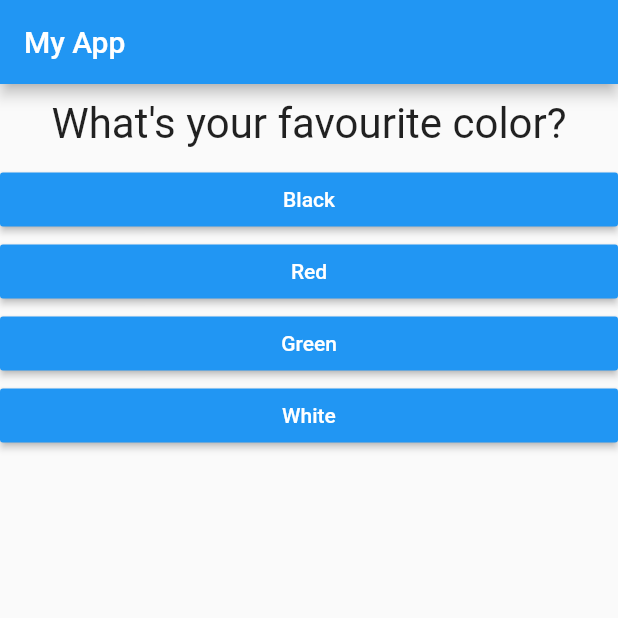
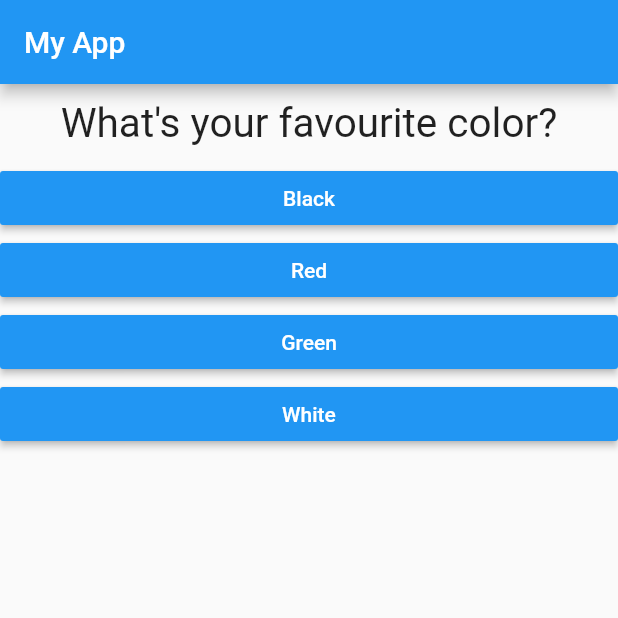
Before and after one commit to ANIK-DATTA/flutter-basic-quiz-app, a Flutter app: the screen it shows after launch, on a phone screen of 412 x 824 dp, the top half of it. Run offline on Flutter 3.47's test engine with Material 2 defaults, Android fonts, the phone set to English and light mode, and no system bars.

```diff
--- a/lib/question.dart
+++ b/lib/question.dart
@@ -12,7 +12,7 @@ class Question extends StatelessWidget {
       margin: EdgeInsets.all(10),
       child: Text(
         questionText,
-        style: TextStyle(fontSize: 28),
+        style: TextStyle(fontSize: 27),
         textAlign: TextAlign.center,
       ),
     );
```
